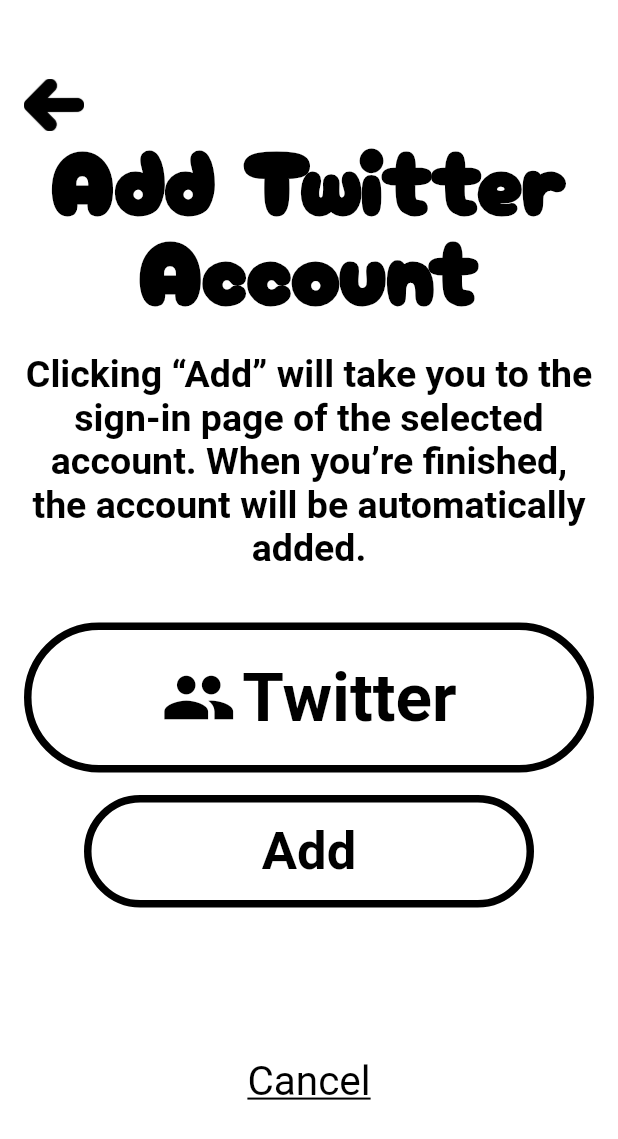
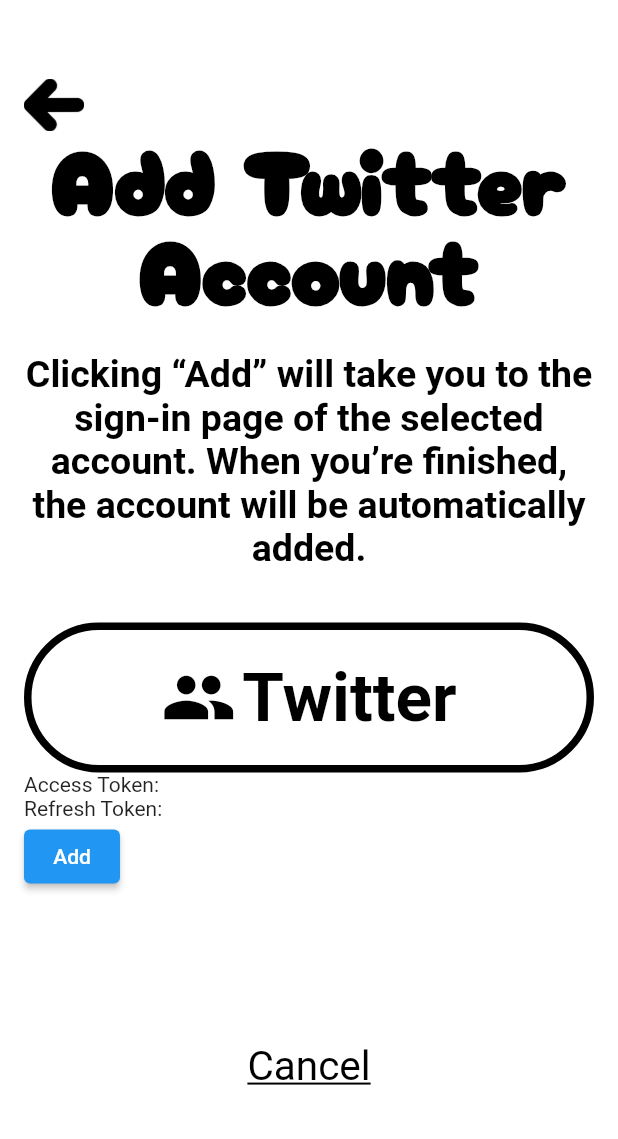
Before and after one commit to LionelQuintanilla/CECS_491A_Senior_Project, a Flutter app: the TwitterAdd screen opened directly, after a tap on "Add", on a phone screen of 412 x 824 dp. Shown: the top 1139 px of the screen. Run offline on Flutter 3.47's test engine with Material 2 defaults, Android fonts, the light colour scheme and no system bars; our stand-ins replace firebase_auth, firebase_core, lottie; missing offline and left inert: flutter_overlay_loader, twitter_api_v2, twitter_oauth2_pkce; accounts and stored records are empty.

Commit message:
Added API calls for Twitter access token request

```diff
--- a/firebasetest/lib/screens/twitter_add.dart
+++ b/firebasetest/lib/screens/twitter_add.dart
@@ -9,6 +9,12 @@
 import '/utils/loader.dart';
 import '/utils/validator.dart';
 import 'package:flutter/material.dart';
+
+import 'package:twitter_api_v2/twitter_api_v2.dart';
+import 'package:twitter_oauth2_pkce/twitter_oauth2_pkce.dart';
+
+import 'dart:async';
+import 'dart:io';
 
 class TwitterAdd extends StatefulWidget{
   static const String id = 'twitter_add';
@@ -22,6 +28,9 @@
 class _TwitterAdd extends State<TwitterAdd>{
   final _key = GlobalKey<FormState>();
   final _emailController = TextEditingController();
+
+  String? _accessToken;
+  String? _refreshToken;
 
   @override
   void dispose(){
@@ -114,30 +123,27 @@
                         textStyle: const TextStyle(fontWeight: FontWeight.bold,fontSize: 45.0),
                       ),
                     ),
-                    const SizedBox(height: 15),
-                    Container(
-                        child: Align(
-                          alignment: Alignment.center,
-                          child: SizedBox(
-                            width: 300,
-                            height: 75,
-                            child: OutlinedButton(
-                              onPressed: () async{
+                    Text('Access Token: $_accessToken'),
+                    Text('Refresh Token: $_refreshToken'),
+                    ElevatedButton(
+                      onPressed: () async {
+                        final oauth2 = TwitterOAuth2Client(
+                          clientId: 'WlJRWEF0Tm1PeGlnMy1wclljakI6MTpjaQ',
+                          clientSecret: '-b-Xr9HBV74Lqqie51-nep9OaHodODIvyF_I7RsUKXu9NUQiMh',
+                          redirectUri: 'org.example.android.oauth://callback/',
+                          customUriScheme: 'org.example.android.oauth',
+                        );
 
-                              },
-                              child: const Text('Add'),
-                              style: OutlinedButton.styleFrom(
-                                minimumSize: const Size.fromHeight(60),
-                                shape: const StadiumBorder(),
-                                backgroundColor: Colors.white,
-                                foregroundColor: Colors.black,
-                                side: const BorderSide(width: 5.0, color: Colors.black),
-                                alignment: Alignment.center,
-                                textStyle: const TextStyle( fontWeight: FontWeight.bold, fontSize: 35.0),
-                              ),
-                            ),
-                          ),
-                        )
+                        final response = await oauth2.executeAuthCodeFlowWithPKCE(
+                          scopes: Scope.values,
+                        );
+
+                        super.setState(() {
+                          _accessToken = response.accessToken;
+                          _refreshToken = response.refreshToken;
+                        });
+                      },
+                      child: const Text('Add'),
                     ),
                     const SizedBox(height:100),
                     GestureDetector(
--- a/firebasetest/pubspec.yaml
+++ b/firebasetest/pubspec.yaml
@@ -36,10 +36,12 @@
   lottie: ^1.2.2
   flutter_overlay_loader: ^2.0.0
 
-
   # The following adds the Cupertino Icons font to your application.
   # Use with the CupertinoIcons class for iOS style icons.
   cupertino_icons: ^1.0.2
+
+  twitter_api_v2: ^4.1.1
+  twitter_oauth2_pkce: ^0.4.0
 
 dev_dependencies:
   flutter_test:
```
Also changed, not shown: firebasetest/pubspec.lock.
